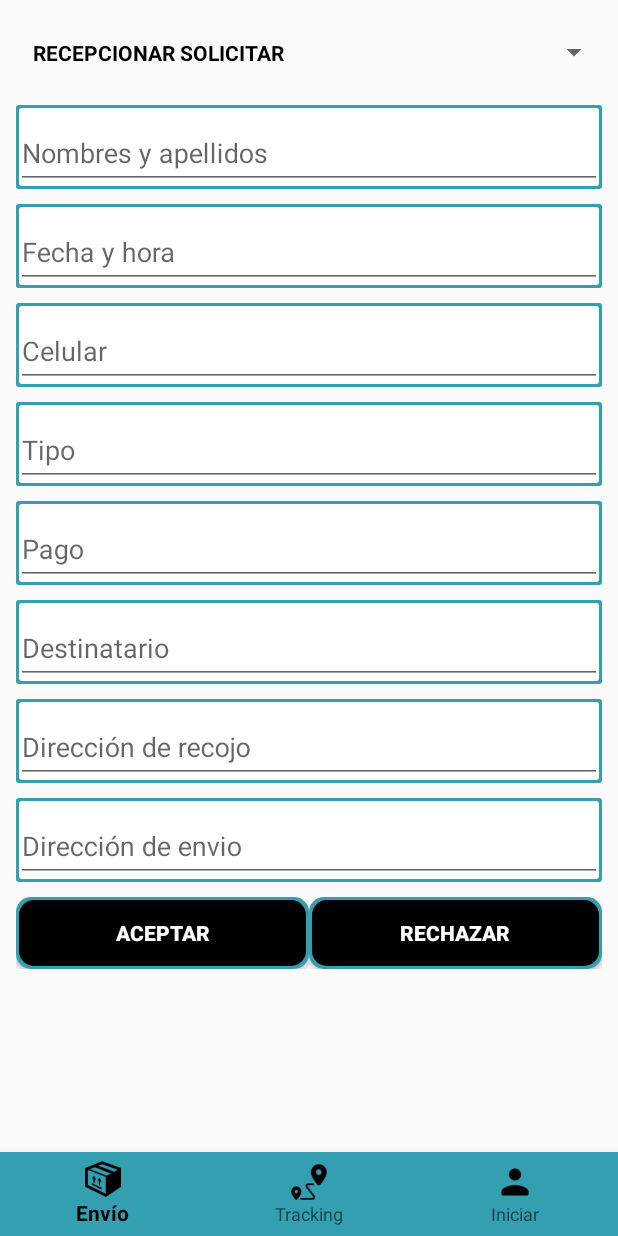
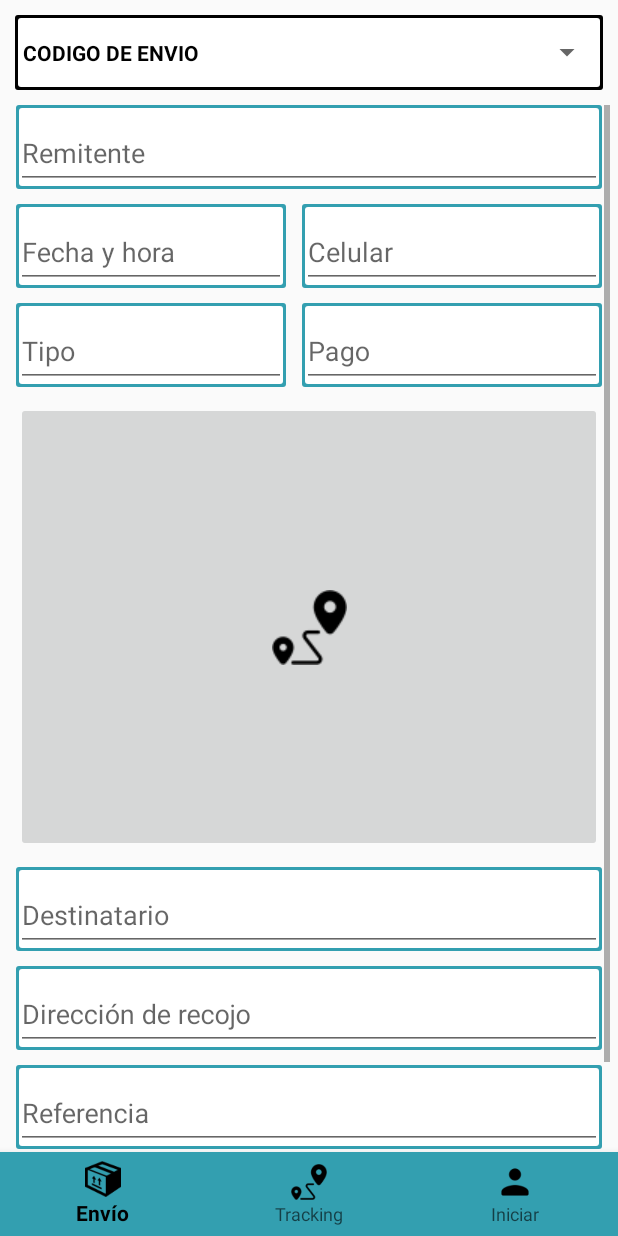
Before and after one commit to Yonathan-Dev2/MyApplication, an Android app: the fragment Fragment_rece_soli placed in its activity, on a phone screen of 412 x 824 dp. Run offline under Robolectric (Android 15) with nearby library versions, the light colour scheme and no system bars; our stand-ins replace Volley; network calls fail.

Commit message:
Se migro a spinner los codigos de envios

```diff
--- a/app/src/main/java/com/express/tsuexpress/Fragmentos/Fragment_rece_soli.java
+++ b/app/src/main/java/com/express/tsuexpress/Fragmentos/Fragment_rece_soli.java
@@ -1,13 +1,32 @@
 package com.express.tsuexpress.Fragmentos;
 
 
+import android.app.ProgressDialog;
+import android.graphics.Color;
+import android.graphics.drawable.ColorDrawable;
 import android.os.Bundle;
 import android.support.v4.app.Fragment;
 import android.view.LayoutInflater;
 import android.view.View;
 import android.view.ViewGroup;
+import android.widget.AdapterView;
+import android.widget.ArrayAdapter;
+import android.widget.Spinner;
+import android.widget.Toast;
 
+import com.android.volley.Request;
+import com.android.volley.RequestQueue;
+import com.android.volley.Response;
+import com.android.volley.VolleyError;
+import com.android.volley.toolbox.JsonObjectRequest;
+import com.android.volley.toolbox.Volley;
 import com.express.tsuexpress.R;
+
+import org.json.JSONArray;
+import org.json.JSONException;
+import org.json.JSONObject;
+
+import java.util.ArrayList;
 
 /**
  * A simple {@link Fragment} subclass.
@@ -19,6 +38,11 @@ public class Fragment_rece_soli extends Fragment {
 
     View vista;
     Fragment_rece_soli contexto;
+    Spinner spn_codi_envi;
+    RequestQueue request;
+    JsonObjectRequest jsonObjectRequest;
+
+    ProgressDialog pdp = null;
 
     @Override
     public View onCreateView(LayoutInflater inflater, ViewGroup container,
@@ -28,8 +52,91 @@ public class Fragment_rece_soli extends Fragment {
 
         vista = inflater.inflate(R.layout.fragment_rece_soli, container, false);
 
+        spn_codi_envi = (Spinner) vista.findViewById(R.id.spn_codi_envi);
+
+        spn_codi_envi.setOnItemSelectedListener(new AdapterView.OnItemSelectedListener() {
+            @Override
+            public void onItemSelected(AdapterView<?> parent, View view, int position, long id) {
+
+                if (!parent.getItemAtPosition(position).toString().equalsIgnoreCase("Seleccione")){
+                    Toast.makeText(getContext(),"Seleccionado :"+parent.getItemAtPosition(position).toString(),Toast.LENGTH_SHORT).show();
+                    visu_envi(parent.getItemAtPosition(position).toString());
+                }
+
+            }
+
+            @Override
+            public void onNothingSelected(AdapterView<?> parent) {
+
+            }
+        });
+
+
+        request= Volley.newRequestQueue(getContext());
+
+        carg_codi_envi();
 
         return  vista;
     }
 
+    private void carg_codi_envi() {
+
+        String url = "https://www.tsuexpress.com/movil/codigos.php?";
+
+
+        JsonObjectRequest jsonObjectRequest = new JsonObjectRequest
+                (Request.Method.GET, url, null, new Response.Listener<JSONObject>() {
+
+                    @Override
+                    public void onResponse(JSONObject response) {
+                        JSONArray json = response.optJSONArray("codigos");
+
+
+                        try {
+
+                            ArrayList<String> codigos = new ArrayList<String>();
+
+                            codigos.add("Seleccione");
+                            for (int i=0;i<json.length();i++){
+                                JSONObject jsonObject =  json.getJSONObject(i);
+                                String codi_envi = jsonObject.getString("codi_envi");
+                                codigos.add(codi_envi);
+                            }
+
+                            ArrayAdapter<CharSequence> adapter = new ArrayAdapter(getContext(),android.R.layout.select_dialog_item, codigos);
+                            spn_codi_envi.setAdapter(adapter);
+
+                            pdp.dismiss();
+
+                        } catch (JSONException e) {
+                            e.printStackTrace();
+                            pdp.dismiss();
+                        }
+
+                    }
+                }, new Response.ErrorListener() {
+
+                    @Override
+                    public void onErrorResponse(VolleyError error) {
+                        Toast.makeText(getContext(),"No se pudo conectar con sel servidor "+error.toString(), Toast.LENGTH_SHORT).show();
+                        pdp.dismiss();
+                    }
+                });
+        request.add(jsonObjectRequest);
+
+
+        pdp = new ProgressDialog(getContext());
+        pdp.show();
+        pdp.setContentView(R.layout.progressbar);
+        pdp.setCancelable(false);
+        pdp.getWindow().setBackgroundDrawable(new ColorDrawable(Color.TRANSPARENT));
+
+    }
+
+
+    private void visu_envi(String codi_envi) {
+
+
+    }
+
 }
--- a/app/src/main/res/layout/content_navigation_express.xml
+++ /dev/null
@@ -1,11 +0,0 @@
-<?xml version="1.0" encoding="utf-8"?>
-<android.support.constraint.ConstraintLayout xmlns:android="http://schemas.android.com/apk/res/android"
-    xmlns:app="http://schemas.android.com/apk/res-auto"
-    xmlns:tools="http://schemas.android.com/tools"
-    android:layout_width="match_parent"
-    android:layout_height="match_parent"
-    app:layout_behavior="@string/appbar_scrolling_view_behavior"
-    tools:context="com.express.tsuexpress.NavigationExpress"
-    tools:showIn="@layout/app_bar_navigation_express">
-
-</android.support.constraint.ConstraintLayout>
--- a/app/src/main/res/layout/fragment_rece_soli.xml
+++ b/app/src/main/res/layout/fragment_rece_soli.xml
@@ -1,4 +1,5 @@
 <LinearLayout xmlns:android="http://schemas.android.com/apk/res/android"
+    xmlns:app="http://schemas.android.com/apk/res-auto"
     xmlns:tools="http://schemas.android.com/tools"
     android:layout_width="match_parent"
     android:layout_height="wrap_content"
@@ -10,9 +11,10 @@
         android:layout_width="match_parent"
         android:layout_height="50dp"
         android:layout_marginBottom="10dp"
-        android:layout_marginLeft="5dp"
-        android:layout_marginRight="5dp"
+        android:layout_marginLeft="10dp"
+        android:layout_marginRight="10dp"
         android:layout_marginTop="10dp"
+        android:background="@drawable/borde_sear"
         android:orientation="horizontal">
 
         <TextView
@@ -20,17 +22,21 @@
             android:layout_width="match_parent"
             android:layout_height="match_parent"
             android:layout_gravity="center"
+            android:layout_marginLeft="5dp"
+            android:layout_marginRight="5dp"
             android:layout_weight="1"
             android:gravity="center"
-            android:text="Recepcionar solicitar"
+            android:text="Codigo de envio"
+            android:textAlignment="viewStart"
             android:textAllCaps="true"
             android:textColor="@android:color/background_dark"
             android:textStyle="bold" />
 
         <Spinner
-            android:id="@+id/spinner"
+            android:id="@+id/spn_codi_envi"
             android:layout_width="match_parent"
             android:layout_height="match_parent"
+            android:layout_marginLeft="5dp"
             android:layout_weight="1"
             android:spinnerMode="dialog" />
     </LinearLayout>
@@ -56,13 +62,19 @@
                 android:background="@drawable/borde_edit">
 
                 <EditText
+                    android:id="@+id/txt_nomb_clie"
                     android:layout_width="match_parent"
                     android:layout_height="wrap_content"
-                    android:hint="Nombres y apellidos" />
+                    android:hint="Remitente" />
             </android.support.design.widget.TextInputLayout>
 
+            <LinearLayout
+                android:layout_width="match_parent"
+                android:layout_height="wrap_content"
+                android:orientation="horizontal">
+
                 <android.support.design.widget.TextInputLayout
-                android:layout_width="match_parent"
+                    android:layout_width="180dp"
                     android:layout_height="match_parent"
                     android:layout_marginBottom="10dp"
                     android:layout_marginLeft="5dp"
@@ -70,6 +82,7 @@
                     android:background="@drawable/borde_edit">
 
                     <EditText
+                        android:id="@+id/txt_acti_hora"
                         android:layout_width="match_parent"
                         android:layout_height="wrap_content"
                         android:hint="Fecha y hora" />
@@ -77,6 +90,28 @@
 
                 <android.support.design.widget.TextInputLayout
                     android:layout_width="match_parent"
+                    android:layout_height="wrap_content"
+                    android:layout_marginBottom="10dp"
+                    android:layout_marginLeft="5dp"
+                    android:layout_marginRight="5dp"
+                    android:background="@drawable/borde_edit">
+
+                    <EditText
+                        android:id="@+id/txt_celu_clie"
+                        android:layout_width="match_parent"
+                        android:layout_height="wrap_content"
+                        android:hint="Celular" />
+                </android.support.design.widget.TextInputLayout>
+
+            </LinearLayout>
+
+            <LinearLayout
+                android:layout_width="match_parent"
+                android:layout_height="match_parent"
+                android:orientation="horizontal">
+
+                <android.support.design.widget.TextInputLayout
+                    android:layout_width="180dp"
                     android:layout_height="match_parent"
                     android:layout_marginBottom="10dp"
                     android:layout_marginLeft="5dp"
@@ -84,20 +119,7 @@
                     android:background="@drawable/borde_edit">
 
                     <EditText
-                    android:layout_width="match_parent"
-                    android:layout_height="wrap_content"
-                    android:hint="Celular" />
-            </android.support.design.widget.TextInputLayout>
-
-            <android.support.design.widget.TextInputLayout
-                android:layout_width="match_parent"
-                android:layout_height="match_parent"
-                android:layout_marginBottom="10dp"
-                android:layout_marginLeft="5dp"
-                android:layout_marginRight="5dp"
-                android:background="@drawable/borde_edit">
-
-                <EditText
+                        android:id="@+id/txt_tipo_envi"
                         android:layout_width="match_parent"
                         android:layout_height="wrap_content"
                         android:hint="Tipo" />
@@ -112,11 +134,23 @@
                     android:background="@drawable/borde_edit">
 
                     <EditText
+                        android:id="@+id/txt_form_pago"
                         android:layout_width="match_parent"
                         android:layout_height="wrap_content"
                         android:hint="Pago" />
 
                 </android.support.design.widget.TextInputLayout>
+
+            </LinearLayout>
+
+            <ImageButton
+                android:id="@+id/imageButton2"
+                android:layout_width="match_parent"
+                android:layout_height="300dp"
+                android:layout_marginBottom="10dp"
+                android:layout_marginLeft="5dp"
+                android:layout_marginRight="5dp"
+                app:srcCompat="@drawable/seguimiento" />
 
             <android.support.design.widget.TextInputLayout
                 android:layout_width="match_parent"
@@ -127,6 +161,7 @@
                 android:background="@drawable/borde_edit">
 
                 <EditText
+                    android:id="@+id/txt_nomb_dest"
                     android:layout_width="match_parent"
                     android:layout_height="wrap_content"
                     android:hint="Destinatario" />
@@ -142,6 +177,7 @@
                 android:background="@drawable/borde_edit">
 
                 <EditText
+                    android:id="@+id/txt__dire_clie"
                     android:layout_width="match_parent"
                     android:layout_height="wrap_content"
                     android:hint="Dirección de recojo" />
@@ -156,10 +192,40 @@
                 android:background="@drawable/borde_edit">
 
                 <EditText
-                    android:id="@+id/editText"
+                    android:id="@+id/txt_refe_clie"
+                    android:layout_width="match_parent"
+                    android:layout_height="wrap_content"
+                    android:hint="Referencia" />
+            </android.support.design.widget.TextInputLayout>
+
+            <android.support.design.widget.TextInputLayout
+                android:layout_width="match_parent"
+                android:layout_height="match_parent"
+                android:layout_marginBottom="10dp"
+                android:layout_marginLeft="5dp"
+                android:layout_marginRight="5dp"
+                android:background="@drawable/borde_edit">
+
+                <EditText
+                    android:id="@+id/txt_dire_clie"
                     android:layout_width="match_parent"
                     android:layout_height="wrap_content"
                     android:hint="Dirección de envio" />
+            </android.support.design.widget.TextInputLayout>
+
+            <android.support.design.widget.TextInputLayout
+                android:layout_width="match_parent"
+                android:layout_height="match_parent"
+                android:layout_marginBottom="10dp"
+                android:layout_marginLeft="5dp"
+                android:layout_marginRight="5dp"
+                android:background="@drawable/borde_edit">
+
+                <EditText
+                    android:id="@+id/txt_refe_dest"
+                    android:layout_width="match_parent"
+                    android:layout_height="wrap_content"
+                    android:hint="Referencia" />
             </android.support.design.widget.TextInputLayout>
 
             <LinearLayout
@@ -176,6 +242,7 @@
                     android:id="@+id/button3"
                     android:layout_width="match_parent"
                     android:layout_height="wrap_content"
+                    android:layout_marginRight="5dp"
                     android:layout_weight="1"
                     android:background="@drawable/relleno_buton"
                     android:text="ACEPTAR"
@@ -187,6 +254,7 @@
                     android:id="@+id/button2"
                     android:layout_width="match_parent"
                     android:layout_height="wrap_content"
+                    android:layout_marginLeft="5dp"
                     android:layout_weight="1"
                     android:background="@drawable/relleno_buton"
                     android:text="RECHAZAR"
```
Lines whose indentation alone changed are shown as unchanged.
